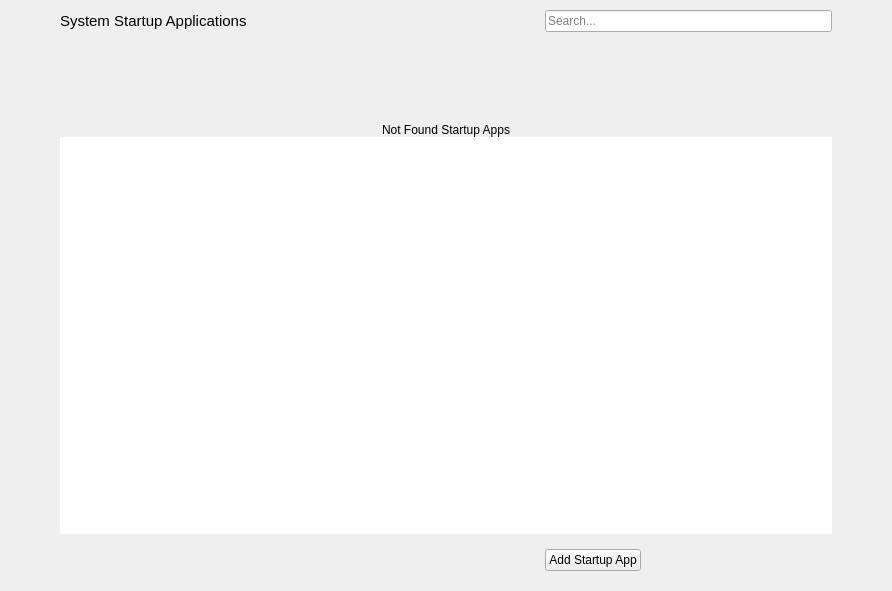
s4solutionsllc/Nexis, file shared/nexis/Pages/StartupApps/startup_apps_page.ui: the form before one commit.
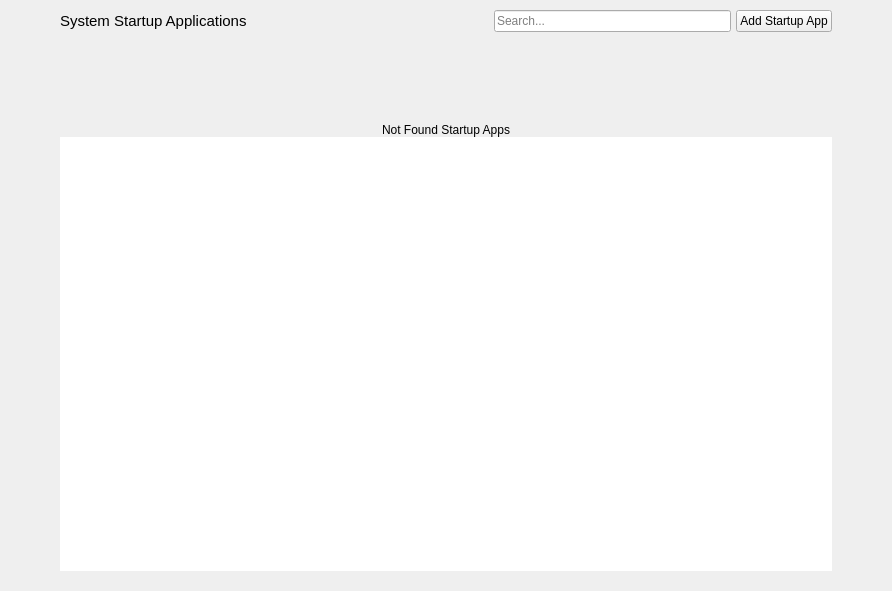
The form after the commit.

Commit message:
fix(startup-apps): move Add button to top-right header row (BUG-118)
Move btnAddStartupApp from row 5 (below list) to row 0 col 3 (header
row, right of search field). Expand list widget colspan 3→4. Remove
redundant vertical spacer. Update reference screenshots.

Diff of the .ui file:
```diff
--- a/shared/nexis/Pages/StartupApps/startup_apps_page.ui
+++ b/shared/nexis/Pages/StartupApps/startup_apps_page.ui
@@ -79,7 +79,7 @@
         </property>
        </widget>
       </item>
-      <item row="5" column="2">
+      <item row="0" column="3">
        <widget class="QPushButton" name="btnAddStartupApp">
         <property name="sizePolicy">
          <sizepolicy hsizetype="Fixed" vsizetype="Fixed">
@@ -123,23 +123,7 @@
         </property>
        </widget>
       </item>
-      <item row="4" column="0" colspan="3">
-       <spacer name="verticalSpacer_2">
-        <property name="orientation">
-         <enum>Qt::Vertical</enum>
-        </property>
-        <property name="sizeType">
-         <enum>QSizePolicy::Fixed</enum>
-        </property>
-        <property name="sizeHint" stdset="0">
-         <size>
-          <width>20</width>
-          <height>10</height>
-         </size>
-        </property>
-       </spacer>
-      </item>
-      <item row="1" column="0" colspan="3">
+      <item row="1" column="0" colspan="4">
        <widget class="QWidget" name="verticalWidget" native="true">
         <layout class="QVBoxLayout" name="verticalLayout">
          <property name="spacing">
```
The commit also changes 3 other files.
